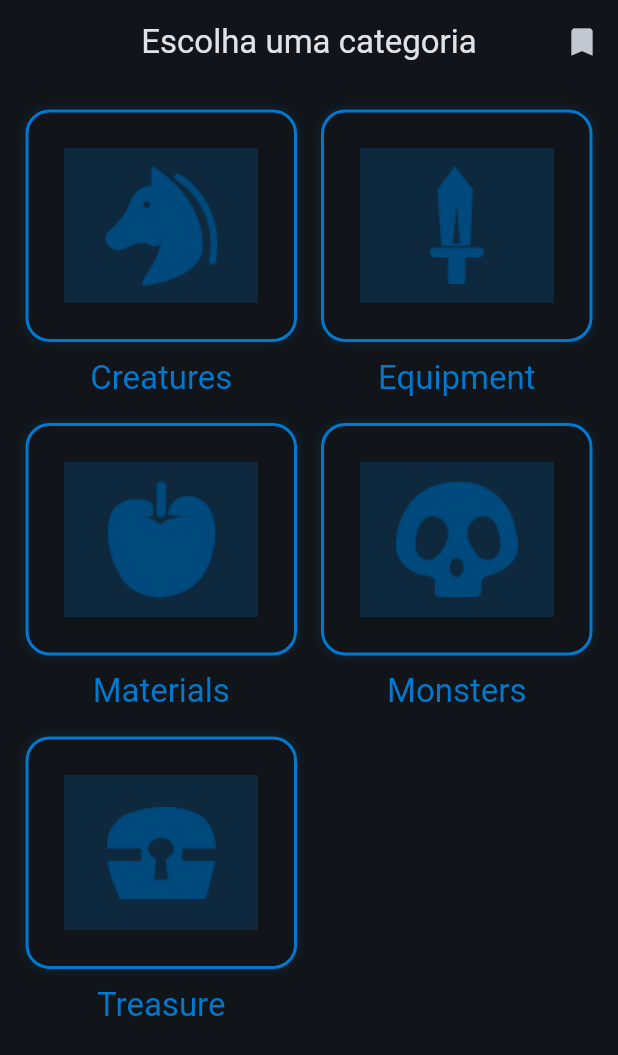
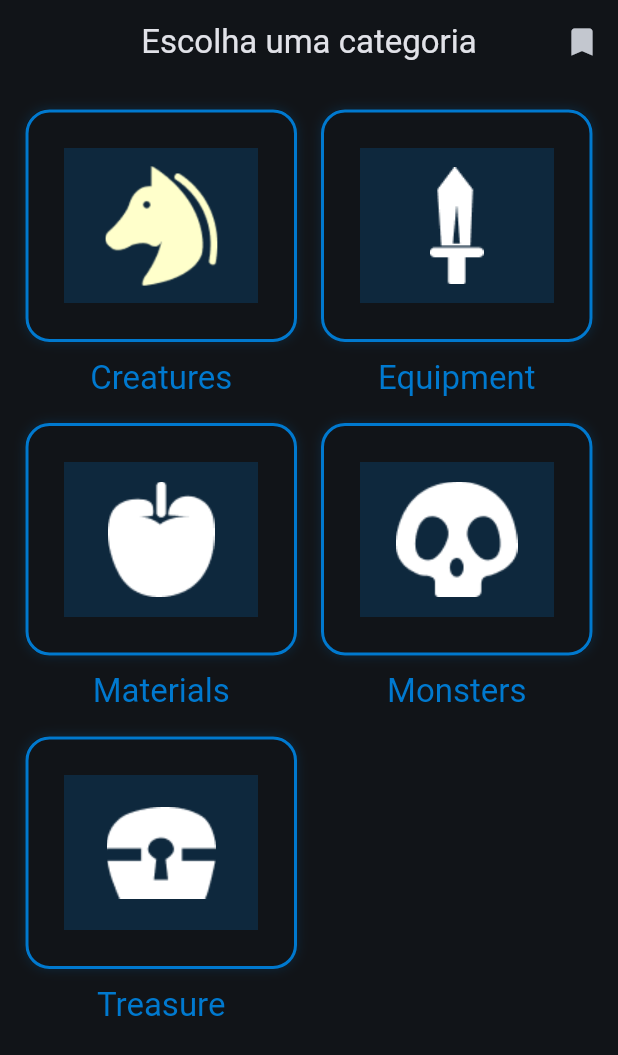
Before and after one commit to DanielBrown1998/alura_animations, a Flutter app: the screen it shows after launch, on a phone screen of 412 x 824 dp. Shown: the top 1055 px of the screen. Run offline on Flutter 3.47's test engine with Material 3 defaults, Android fonts, the phone set to English and light mode, and no system bars; our stand-ins replace dio, floor, sqflite; accounts and stored records are empty; generated files the repository leaves out were written again.

Commit message:
Refactor Category Animation Logic and Update Build Artifacts
- Updated the animation controllers in the Category widget to use TickerProviderStateMixin for improved performance.
- Introduced a new AnimationController for image color transitions, enhancing visual effects.
- Adjusted animation behavior based on the widget's highlight state.
- Updated various build artifacts, including APK files and timing logs for C/C++ metadata generation.
- Modified dex renamer state file with updated timestamps.

```diff
--- a/app/lib/screens/components/category.dart
+++ b/app/lib/screens/components/category.dart
@@ -18,12 +18,11 @@ class Category extends StatefulWidget {
   State<Category> createState() => _CategoryState();
 }
 
-class _CategoryState extends State<Category>
-    with SingleTickerProviderStateMixin {
+class _CategoryState extends State<Category> with TickerProviderStateMixin {
   final ApiController apiController = ApiController();
 
-  late AnimationController animationController;
-
+  late AnimationController scaleAnimationController;
+  late AnimationController imageColorAnimationController;
   Future<List<Entry>> getEntries() async {
     return await apiController.getEntriesByCategory(category: widget.category);
   }
@@ -31,27 +30,35 @@ class _CategoryState extends State<Category>
   @override
   void initState() {
     super.initState();
-    animationController = AnimationController(
+    scaleAnimationController = AnimationController(
         vsync: this,
         duration: const Duration(milliseconds: 1000),
         lowerBound: 0.8,
         upperBound: 1.0);
+    imageColorAnimationController = AnimationController(
+        vsync: this,
+        duration: const Duration(milliseconds: 1000),
+        lowerBound: 0,
+        upperBound: 1);
     if (widget.isHighLight) {
-      animationController.repeat(
+      scaleAnimationController.repeat(
         reverse: true,
-        period: const Duration(milliseconds: 1000),
+      );
+      imageColorAnimationController.repeat(
+        reverse: true,
       );
     } else {
-      animationController.animateTo(1);
+      scaleAnimationController.animateTo(1);
+      imageColorAnimationController.animateTo(0);
     }
   }
 
   @override
   void dispose() {
-    animationController.dispose();
+    scaleAnimationController.dispose();
+    imageColorAnimationController.dispose();
     super.dispose();
   }
-
 
   @override
   Widget build(BuildContext context) {
@@ -81,10 +88,23 @@ class _CategoryState extends State<Category>
               child: ScaleTransition(
                 alignment: Alignment.center,
                 filterQuality: FilterQuality.medium,
-                scale: animationController,
-                child: Center(
-                  child: Image.asset("$imagePath${widget.category}.png",
-                      fit: BoxFit.fitHeight),
+                scale: scaleAnimationController,
+                child: AnimatedBuilder(
+                  animation: imageColorAnimationController,
+                  builder: (context, child) => Center(
+                    child: Image.asset(
+                      "$imagePath${widget.category}.png",
+                      fit: BoxFit.fitHeight,
+                      color: Color.fromARGB(
+                          255,
+                          255,
+                          255,
+                          (255 *
+                                  (imageColorAnimationController.value - 1)
+                                      .abs())
+                              .floor()),
+                    ),
+                  ),
                 ),
               ),
             ),
```
Also changed, not shown: 19 other files.
